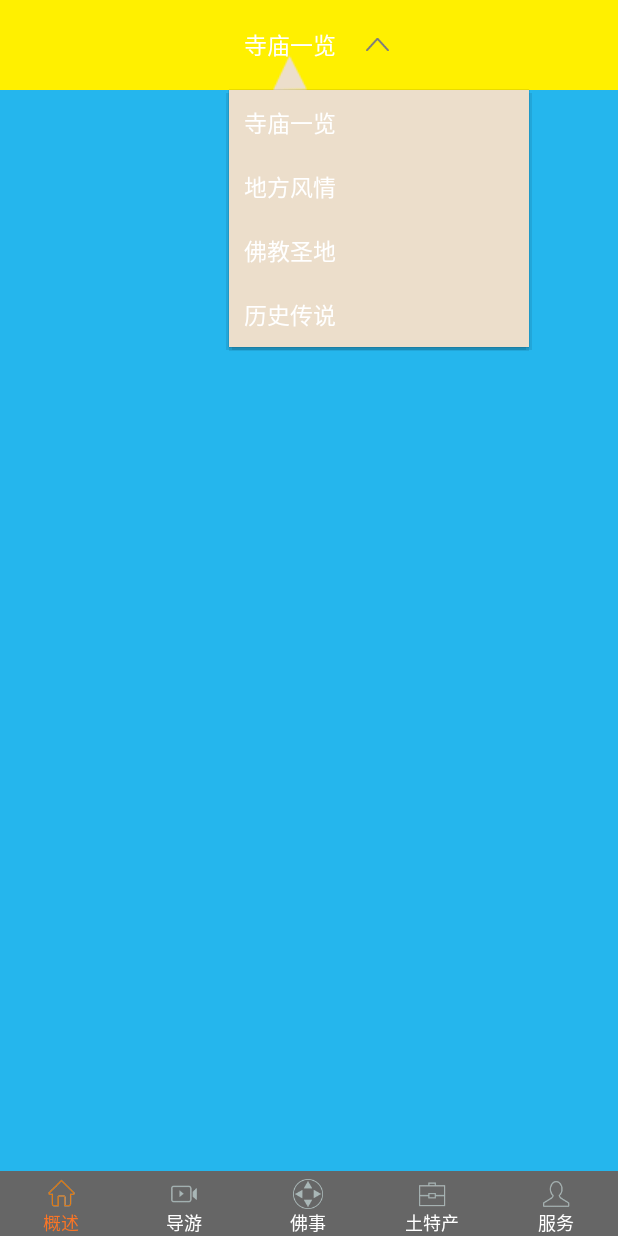
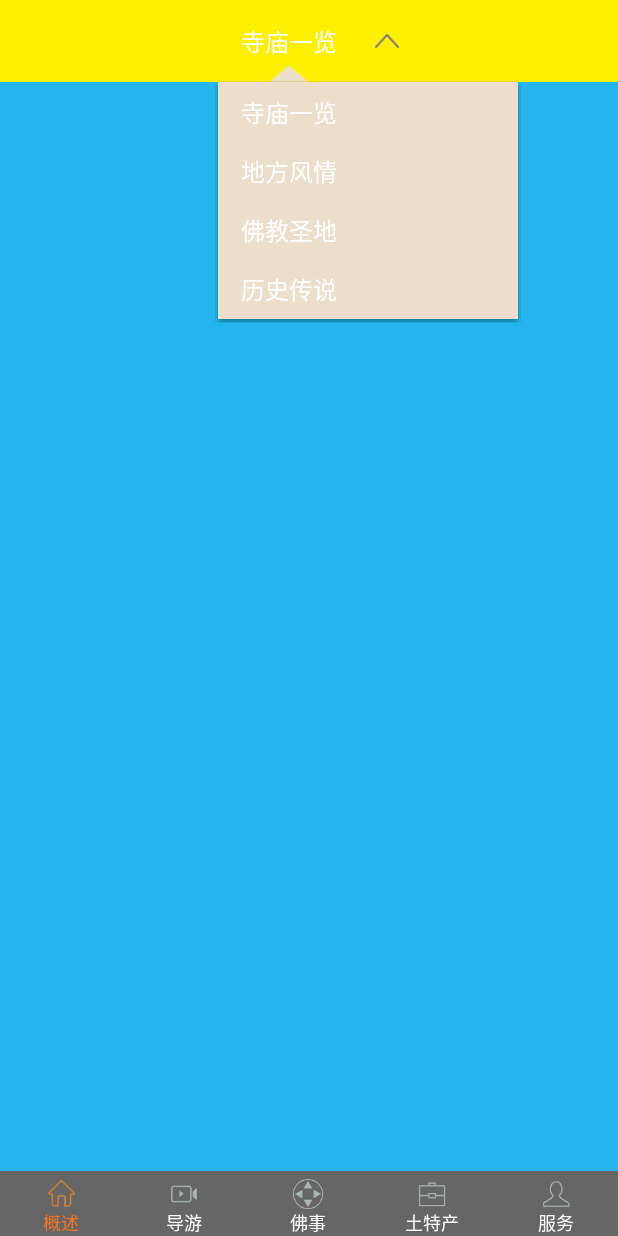
Before and after one commit to ielitf/MountWuTai, an Android app: the SummaryFragment screen opened directly, with no data from a screen before it, after a tap on "寺庙一览", on a phone screen of 412 x 824 dp. Run offline under Robolectric (Android 15) with nearby library versions, the phone set to English and light mode, and no system bars; our stand-ins replace RxJava.

Commit message:
下拉列表4

```diff
--- a/app/src/main/res/layout/lv_items.xml
+++ b/app/src/main/res/layout/lv_items.xml
@@ -5,10 +5,13 @@
     android:orientation="vertical" >
 
     <TextView
-        android:padding="10dp"
+        android:paddingLeft="15dp"
+        android:paddingRight="15dp"
+        android:paddingTop="8dp"
+        android:paddingBottom="8dp"
         android:id="@+id/text"
         android:background="@color/popcolor"
-        android:textSize="@dimen/space_15"
+        android:textSize="@dimen/space_16"
         android:layout_width="wrap_content"
         android:layout_height="wrap_content"
         android:textColor="@color/white" />
--- a/app/src/main/res/layout/main_top.xml
+++ b/app/src/main/res/layout/main_top.xml
@@ -1,7 +1,7 @@
 <?xml version="1.0" encoding="utf-8"?>
 <LinearLayout xmlns:android="http://schemas.android.com/apk/res/android"
     android:layout_width="match_parent"
-    android:layout_height="60dp"
+    android:layout_height="wrap_content"
     android:background="#fff000"
     android:gravity="center"
     android:orientation="vertical">
@@ -9,25 +9,25 @@
     <LinearLayout
         android:id="@+id/mypoplayout"
         android:layout_width="wrap_content"
-        android:layout_height="match_parent"
+        android:layout_height="wrap_content"
         android:orientation="horizontal"
         android:gravity="center">
         <TextView
             android:id="@+id/myButton"
             android:layout_width="wrap_content"
-            android:layout_height="match_parent"
+            android:layout_height="wrap_content"
             android:layout_gravity="center_horizontal"
             android:gravity="center_vertical"
-            android:padding="10dp"
+            android:padding="15dp"
             android:text="寺庙一览"
             android:textColor="@color/white"
-            android:textSize="@dimen/space_15"
+            android:textSize="@dimen/space_16"
             />
 
         <ImageView
             android:id="@+id/popimg"
-            android:layout_width="15dp"
-            android:layout_height="15dp"
+            android:layout_width="16dp"
+            android:layout_height="16dp"
             android:layout_marginLeft="10dp"
             android:src="@mipmap/down" />
     </LinearLayout>
```
Also changed, not shown: app/src/main/res/mipmap-hdpi/sanjiao.png.
